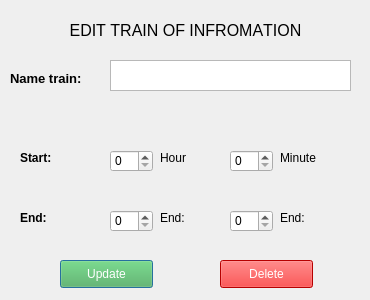
First picture: the form in update.ui, repository lvnh2003/Detect-People-Distress, before the edit.
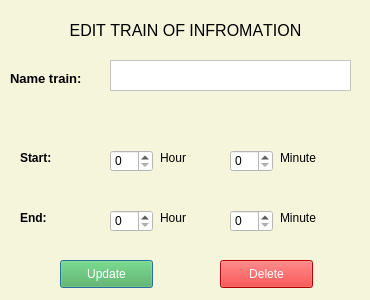
Second picture: the form after the edit.

Commit message: ( update ) CRUD and make UI

Diff of the .ui file:
```diff
--- a/update.ui
+++ b/update.ui
@@ -19,6 +19,9 @@
   <property name="windowTitle">
    <string>Dialog</string>
   </property>
+  <property name="styleSheet">
+   <string notr="true">background-color: beige;</string>
+  </property>
   <widget class="QLabel" name="label">
    <property name="geometry">
     <rect>
@@ -73,6 +76,9 @@
      <height>31</height>
     </rect>
    </property>
+   <property name="styleSheet">
+    <string notr="true">background-color: white</string>
+   </property>
   </widget>
   <widget class="QLabel" name="label_3">
    <property name="geometry">
@@ -117,6 +123,9 @@
      <height>22</height>
     </rect>
    </property>
+   <property name="styleSheet">
+    <string notr="true">background-color: white</string>
+   </property>
    <property name="maximum">
     <number>23</number>
    </property>
@@ -130,6 +139,9 @@
      <height>22</height>
     </rect>
    </property>
+   <property name="styleSheet">
+    <string notr="true">background-color: white</string>
+   </property>
    <property name="maximum">
     <number>59</number>
    </property>
@@ -157,7 +169,7 @@
     </rect>
    </property>
    <property name="text">
-    <string>End:</string>
+    <string>Minute</string>
    </property>
   </widget>
   <widget class="QLabel" name="label_7">
@@ -191,7 +203,7 @@
     </rect>
    </property>
    <property name="text">
-    <string>End:</string>
+    <string>Hour</string>
    </property>
   </widget>
   <widget class="QSpinBox" name="end_M">
@@ -203,6 +215,9 @@
      <height>22</height>
     </rect>
    </property>
+   <property name="styleSheet">
+    <string notr="true">background-color: white</string>
+   </property>
    <property name="maximum">
     <number>59</number>
    </property>
@@ -216,6 +231,9 @@
      <height>22</height>
     </rect>
    </property>
+   <property name="styleSheet">
+    <string notr="true">background-color: white</string>
+   </property>
    <property name="maximum">
     <number>23</number>
    </property>
```
The commit also changes 7 other files.
